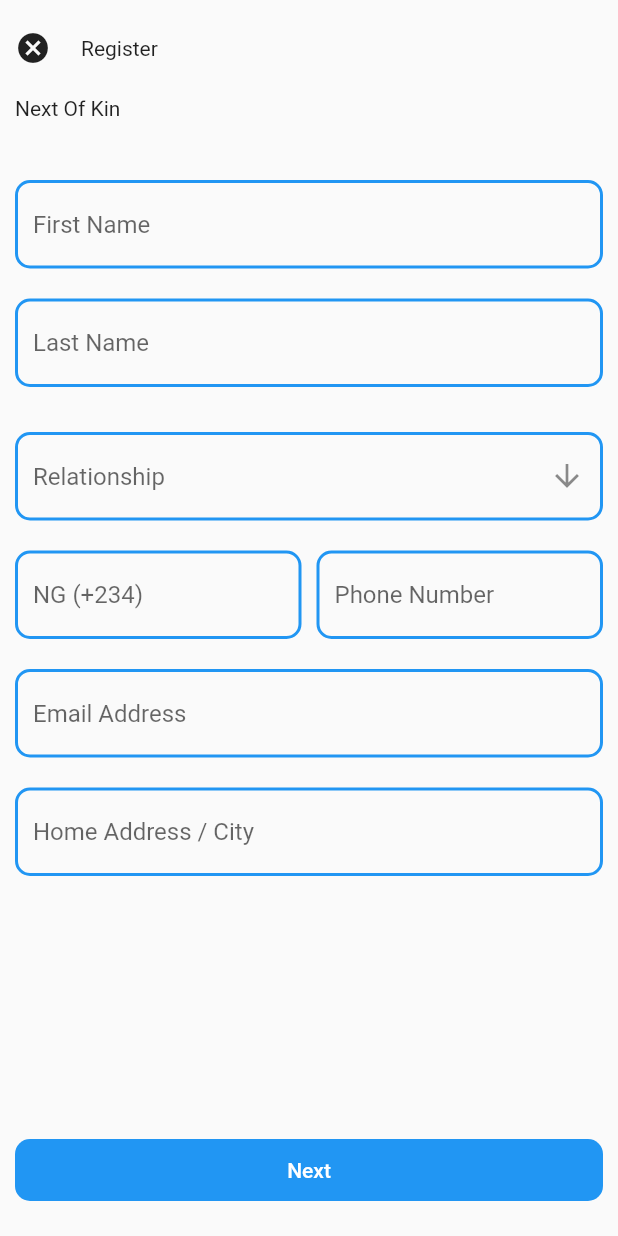
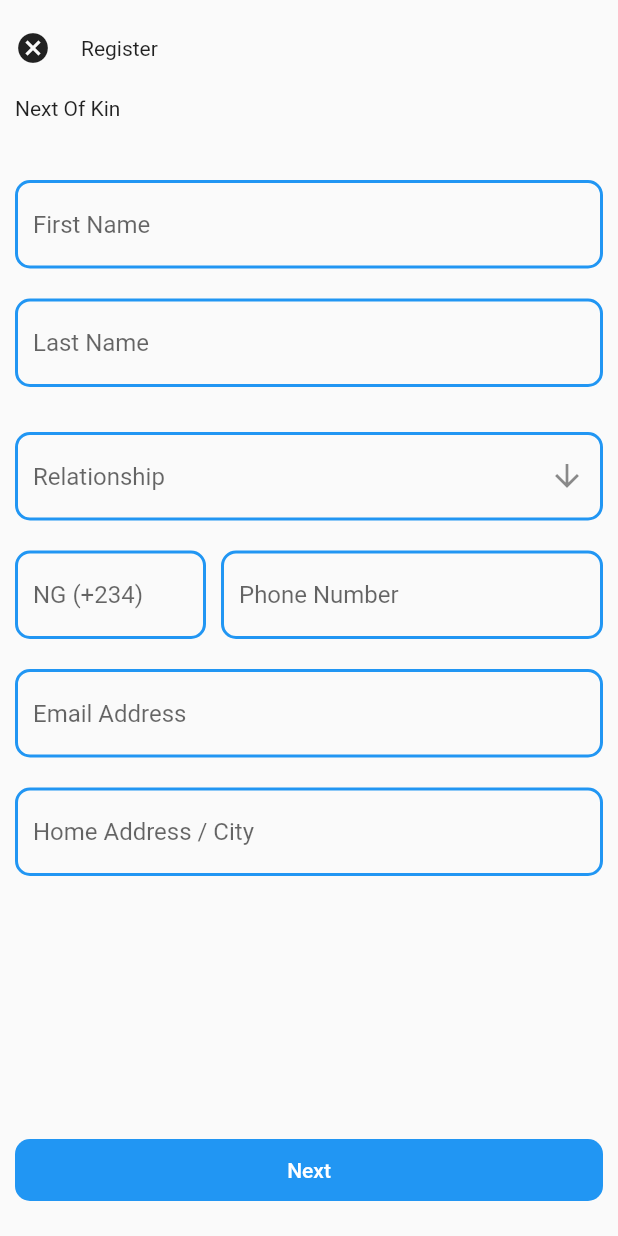
Before and after one commit to ernestkoko/rimotechtest, a Flutter app: the NewDriverModulePage screen opened by its route, after a tap on "Next", on a phone screen of 412 x 824 dp. Run offline on Flutter 3.47's test engine with Material 2 defaults, Android fonts, the phone set to English and light mode, and no system bars; our stand-ins replace get, google_maps_flutter.

Commit message:
Did small refactoring

```diff
--- a/lib/common/custom_widgets.dart
+++ b/lib/common/custom_widgets.dart
@@ -6,7 +6,7 @@ Widget customTextField({String? hint,
   FocusNode? focusNode,
   Widget? suffixIcon, bool readOnly =false,
   TextInputType? textInputType, ValueChanged<String>? onChanged}) {
-  return Expanded(child: TextField(
+  return TextField(
       controller: controller,
       focusNode: focusNode,
       readOnly: readOnly,
@@ -35,13 +35,13 @@ Widget customTextField({String? hint,
       // onChanged: controller.onMeterNumberChanged,
       keyboardType: textInputType,
       textInputAction: TextInputAction.next,
-      onEditingComplete: () => {}),);
+      onEditingComplete: () => {});
 }
 
 Widget customRow(ValueChanged<String>? onChange) {
 
-  return IntrinsicWidth(
-    child: Row(
+  return
+    Row(
       mainAxisAlignment: MainAxisAlignment.start,
       children: [
         Expanded(
@@ -53,10 +53,9 @@ Widget customRow(ValueChanged<String>? onChange) {
           flex: 2,
           child: customTextField(
             hint: "Phone Number",
-            onChanged: onChange,
-          ),
-        ),
-      ],
-    ),
+
+        ),)
+      ]
+
   );
 }
```
